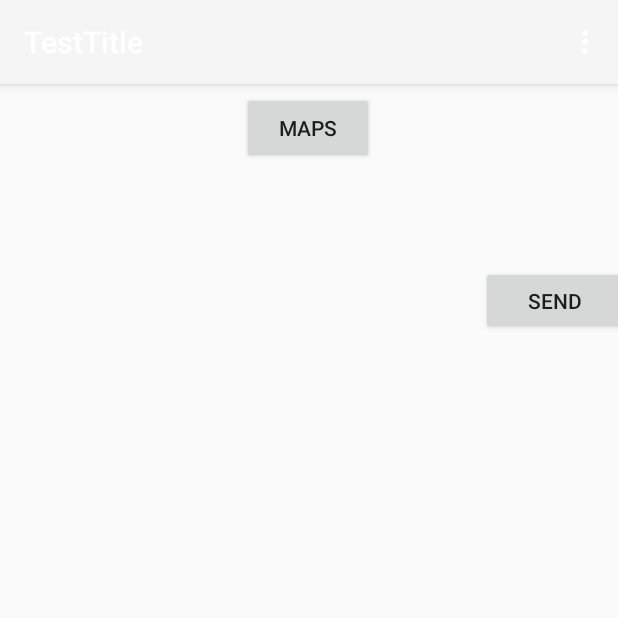
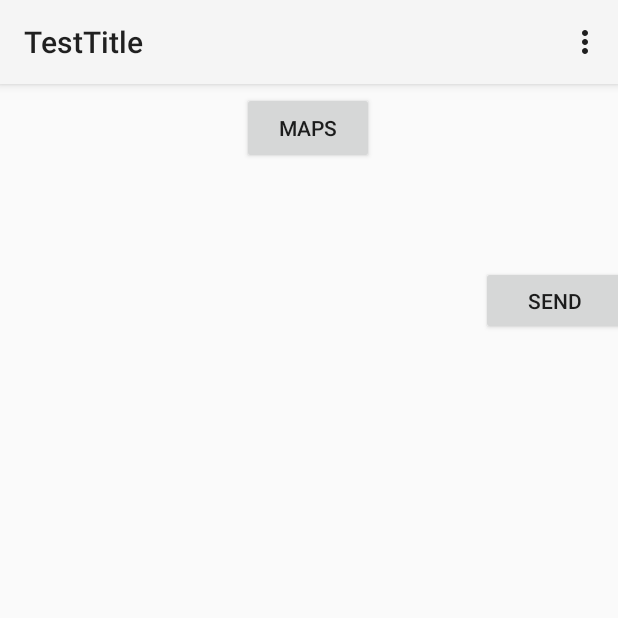
Before and after one commit to sushiomsky/First, an Android app: the screen it shows after launch (MainActivity), on a phone screen of 412 x 824 dp, the top half of it. Run offline under Robolectric (Android 15) with nearby library versions, the phone set to English and light mode, and no system bars.

```diff
--- a/app/src/main/res/values/styles.xml
+++ b/app/src/main/res/values/styles.xml
@@ -12,11 +12,11 @@
         <item name="windowNoTitle">true</item>
     </style>
 
-    <style name="AppTheme.AppBarOverlay" parent="ThemeOverlay.AppCompat.Dark.ActionBar" />
+    <style name="AppTheme.AppBarOverlay" parent="ThemeOverlay.AppCompat.ActionBar" />
 
-    <style name="AppTheme.PopupOverlay" parent="ThemeOverlay.AppCompat.Light" />
+    <style name="AppTheme.PopupOverlay" parent="ThemeOverlay.AppCompat" />
 
-    <style name="AppBarOverlay" parent="ThemeOverlay.AppCompat.Dark.ActionBar" />
+    <style name="AppBarOverlay" parent="ThemeOverlay.AppCompat.ActionBar" />
 
-    <style name="PopupOverlay" parent="ThemeOverlay.AppCompat.Light" />
+    <style name="PopupOverlay" parent="ThemeOverlay.AppCompat" />
 </resources>
```
